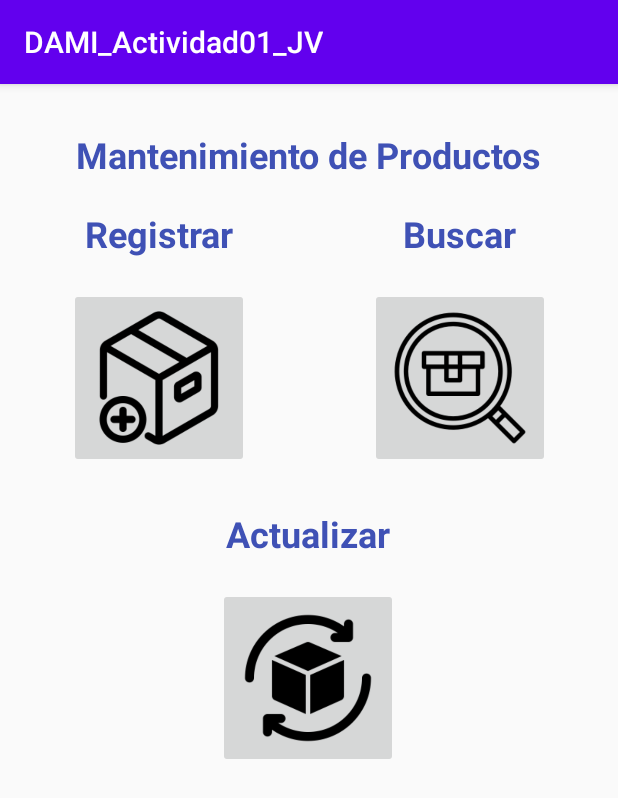
After one commit to BlackTail2000/DAMI_Actividad01_JV, an Android app: the MantenimientoProductosActivity screen opened directly, with no data from a screen before it, on a phone screen of 412 x 824 dp. The commit adds this screen. Shown: the top 798 px of the screen. Run offline under Robolectric (Android 15) with nearby library versions, the phone set to English and light mode, and no system bars.

Commit message:
Layout Mantenimiento de Productos Completado

```diff
--- a/app/src/main/AndroidManifest.xml
+++ b/app/src/main/AndroidManifest.xml
@@ -11,6 +11,9 @@
         android:supportsRtl="true"
         android:theme="@style/Theme.DAMI_Actividad01_JV"
         tools:targetApi="31">
+        <activity
+            android:name=".MantenimientoProductosActivity"
+            android:exported="false" />
         <activity
             android:name=".RegistroUsuarioActivity"
             android:exported="false" />
--- /dev/null
+++ b/app/src/main/java/com/cibertec/dami_actividad01_jv/MantenimientoProductosActivity.java
@@ -0,0 +1,13 @@
+package com.cibertec.dami_actividad01_jv;
+
+import android.support.v7.app.AppCompatActivity;
+import android.os.Bundle;
+
+public class MantenimientoProductosActivity extends AppCompatActivity {
+
+    @Override
+    protected void onCreate(Bundle savedInstanceState) {
+        super.onCreate(savedInstanceState);
+        setContentView(R.layout.activity_mantenimiento_productos);
+    }
+}
--- /dev/null
+++ b/app/src/main/res/layout/activity_mantenimiento_productos.xml
@@ -0,0 +1,104 @@
+<?xml version="1.0" encoding="utf-8"?>
+<android.support.constraint.ConstraintLayout xmlns:android="http://schemas.android.com/apk/res/android"
+    xmlns:app="http://schemas.android.com/apk/res-auto"
+    xmlns:tools="http://schemas.android.com/tools"
+    android:layout_width="match_parent"
+    android:layout_height="match_parent"
+    tools:context=".MantenimientoProductosActivity">
+
+    <TextView
+        android:id="@+id/txtTituloMP"
+        android:layout_width="wrap_content"
+        android:layout_height="wrap_content"
+        android:text="Mantenimiento de Productos"
+        android:textColor="#3F51B5"
+        android:textSize="24sp"
+        android:textStyle="bold"
+        app:layout_constraintBottom_toBottomOf="parent"
+        app:layout_constraintEnd_toEndOf="parent"
+        app:layout_constraintStart_toStartOf="parent"
+        app:layout_constraintTop_toTopOf="parent"
+        app:layout_constraintVertical_bias="0.042" />
+
+    <TextView
+        android:id="@+id/txtSubTitulo2MP"
+        android:layout_width="120dp"
+        android:layout_height="wrap_content"
+        android:layout_marginStart="200dp"
+        android:layout_marginTop="20dp"
+        android:text="Buscar"
+        android:textAlignment="center"
+        android:textColor="#3F51B5"
+        android:textSize="24sp"
+        android:textStyle="bold"
+        app:layout_constraintEnd_toEndOf="parent"
+        app:layout_constraintStart_toStartOf="parent"
+        app:layout_constraintTop_toBottomOf="@+id/txtTituloMP" />
+
+    <TextView
+        android:id="@+id/txtSubTitulo3MP"
+        android:layout_width="120dp"
+        android:layout_height="wrap_content"
+        android:layout_marginTop="220dp"
+        android:text="Actualizar"
+        android:textAlignment="center"
+        android:textColor="#3F51B5"
+        android:textSize="24sp"
+        android:textStyle="bold"
+        app:layout_constraintEnd_toEndOf="parent"
+        app:layout_constraintHorizontal_bias="0.498"
+        app:layout_constraintStart_toStartOf="parent"
+        app:layout_constraintTop_toBottomOf="@+id/txtTituloMP" />
+
+    <TextView
+        android:id="@+id/txtSubTitulo1MP"
+        android:layout_width="120dp"
+        android:layout_height="wrap_content"
+        android:layout_marginTop="20dp"
+        android:layout_marginEnd="200dp"
+        android:text="Registrar"
+        android:textAlignment="center"
+        android:textColor="#3F51B5"
+        android:textSize="24sp"
+        android:textStyle="bold"
+        app:layout_constraintEnd_toEndOf="parent"
+        app:layout_constraintStart_toStartOf="parent"
+        app:layout_constraintTop_toBottomOf="@+id/txtTituloMP" />
+
+    <ImageButton
+        android:id="@+id/imageButton3"
+        android:layout_width="120dp"
+        android:layout_height="120dp"
+        android:layout_marginTop="20dp"
+        android:scaleType="fitCenter"
+        app:layout_constraintEnd_toEndOf="parent"
+        app:layout_constraintHorizontal_bias="0.158"
+        app:layout_constraintStart_toStartOf="parent"
+        app:layout_constraintTop_toBottomOf="@+id/txtSubTitulo1MP"
+        app:srcCompat="@drawable/product_create_icon" />
+
+    <ImageButton
+        android:id="@+id/imageButton5"
+        android:layout_width="120dp"
+        android:layout_height="120dp"
+        android:layout_marginTop="20dp"
+        android:scaleType="fitCenter"
+        app:layout_constraintEnd_toEndOf="parent"
+        app:layout_constraintHorizontal_bias="0.498"
+        app:layout_constraintStart_toStartOf="parent"
+        app:layout_constraintTop_toBottomOf="@+id/txtSubTitulo3MP"
+        app:srcCompat="@drawable/product_update_icon" />
+
+    <ImageButton
+        android:id="@+id/imageButton4"
+        android:layout_width="120dp"
+        android:layout_height="120dp"
+        android:layout_marginTop="20dp"
+        android:scaleType="fitCenter"
+        app:layout_constraintEnd_toEndOf="parent"
+        app:layout_constraintHorizontal_bias="0.845"
+        app:layout_constraintStart_toStartOf="parent"
+        app:layout_constraintTop_toBottomOf="@+id/txtSubTitulo2MP"
+        app:srcCompat="@drawable/product_search_icon" />
+
+</android.support.constraint.ConstraintLayout>
--- a/app/src/main/res/layout/activity_registro_usuario.xml
+++ b/app/src/main/res/layout/activity_registro_usuario.xml
@@ -84,11 +84,11 @@
         android:layout_marginTop="20dp"
         app:layout_constraintEnd_toEndOf="parent"
         app:layout_constraintStart_toStartOf="parent"
-        app:layout_constraintTop_toBottomOf="@+id/txtRegistrarseRU"
+        app:layout_constraintTop_toBottomOf="@+id/txtTituloRU"
         app:srcCompat="@drawable/user_plus_icon" />
 
     <TextView
-        android:id="@+id/txtRegistrarseRU"
+        android:id="@+id/txtTituloRU"
         android:layout_width="wrap_content"
         android:layout_height="wrap_content"
         android:text="Registrarse"
```
Also changed, not shown: app/src/main/res/drawable/product_create_icon.png (added), app/src/main/res/drawable/product_delete_icon.png (added), app/src/main/res/drawable/product_search_icon.png (added), app/src/main/res/drawable/product_update_icon.png (added).
